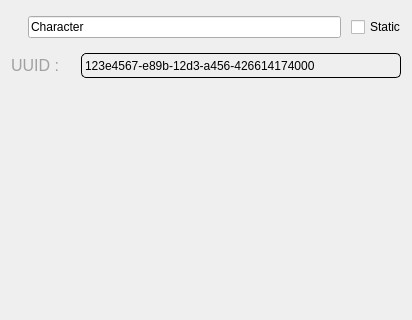
Before: the Qt Designer form Editor/src/UI/Windows/RZEInspectorWindow.ui in Pikachuxxxx/Razix, drawn with Qt 5; both pictures show x 0 to 412 and y 0 to 320 of the 412 by 486 pixel window.
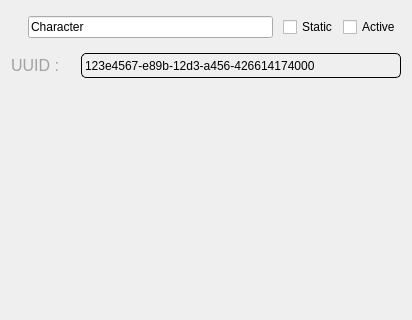
After: the same form once the commit is applied. Icons and pictures are not drawn.

Commit message: [Editor] Added Light, Lua, Sprite components UI to Inspector;

The edit to the form file:
```diff
--- a/Editor/src/UI/Windows/RZEInspectorWindow.ui
+++ b/Editor/src/UI/Windows/RZEInspectorWindow.ui
@@ -73,6 +73,13 @@
        </property>
       </widget>
      </item>
+     <item>
+      <widget class="QCheckBox" name="checkBox">
+       <property name="text">
+        <string>Active</string>
+       </property>
+      </widget>
+     </item>
     </layout>
    </item>
    <item>
```
The commit also changes 36 other files.
